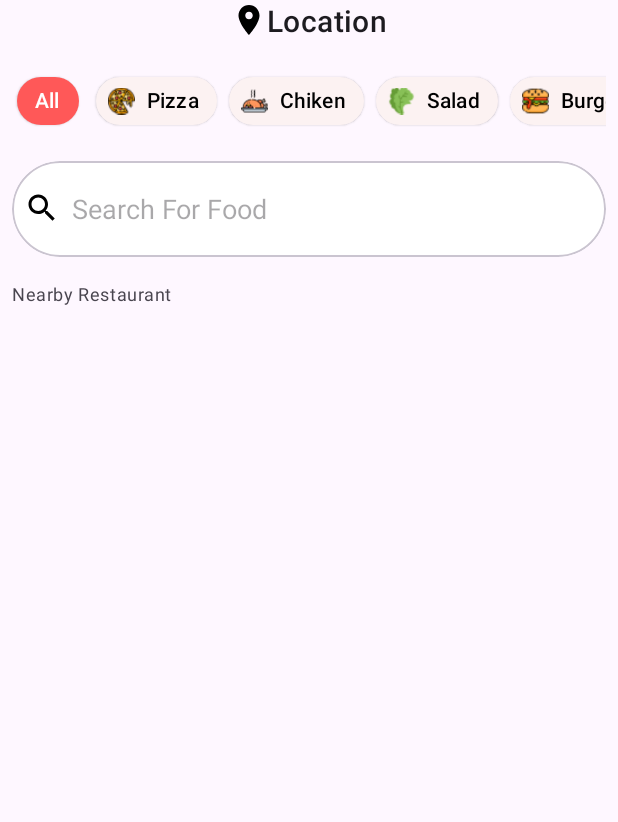
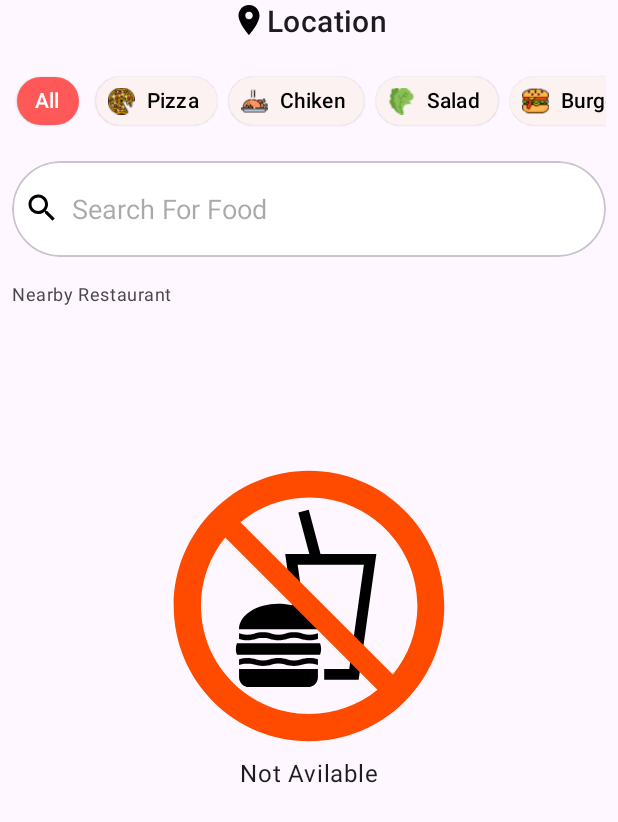
Before and after one commit to aiyu-ayaan/Food_App_IfStatic, an Android app: the layout layout_main.xml on its own in the app's theme, with its tools: preview values and no code run, on a phone screen of 412 x 824 dp. Shown: the top 822 px of the screen. Run offline under Robolectric (Android 15) with nearby library versions, the phone set to English and light mode, and no system bars.

Commit message:
Finalising Project

```diff
--- a/app/src/main/java/com/atech/foodapp/ui/MainViewModel.java
+++ b/app/src/main/java/com/atech/foodapp/ui/MainViewModel.java
@@ -11,6 +11,8 @@ import com.atech.foodapp.util.DataState;
 
 import java.util.List;
 
+import kotlinx.coroutines.flow.MutableSharedFlow;
+
 public class MainViewModel extends ViewModel {
 
     private final RestaurantRepository restaurantRepository;
@@ -19,6 +21,7 @@ public class MainViewModel extends ViewModel {
         restaurantRepository = new RestaurantRepository();
     }
 
+
     public LiveData<DataState<List<RestaurantModel>>> getRestaurants(
             Pair<Double, Double> location
     ) {
--- /dev/null
+++ b/app/src/main/res/drawable/ic_no_food_avilable.xml
@@ -0,0 +1,36 @@
+<vector xmlns:android="http://schemas.android.com/apk/res/android"
+    android:width="800dp"
+    android:height="800dp"
+    android:viewportWidth="60.601"
+    android:viewportHeight="60.601">
+  <path
+      android:pathData="m16.17,44.688c0,1.099 0.892,1.991 1.992,1.991l11.948,0c1.1,0 1.992,-0.892 1.992,-1.991l0,-1.66 -15.932,0 0,1.66"
+      android:fillColor="#000000"
+      android:strokeColor="#00000000"
+      android:fillType="nonZero"/>
+  <path
+      android:pathData="m32.627,19.803 l-2.375,-8.949 -2.115,0.566 2.226,8.382 -4.866,0 1.456,10.361c-0.876,-0.214 -1.825,-0.331 -2.818,-0.331 -4.401,0 -7.966,2.301 -7.966,5.142l15.932,0c0,-1.572 -1.092,-2.976 -2.813,-3.921l-1.274,-9.06 13.373,0 -2.956,21.034 -5.059,0 0,2.188 6.963,0 3.571,-25.413 -11.28,0"
+      android:fillColor="#000000"
+      android:strokeColor="#00000000"
+      android:fillType="nonZero"/>
+  <path
+      android:pathData="m20.991,36.703c0.47,0 0.924,0.07 1.315,0.205 0.553,0.195 1.186,0.299 1.83,0.299 0.645,0 1.28,-0.104 1.831,-0.299 0.391,-0.135 0.845,-0.205 1.315,-0.205 0.459,0 0.908,0.07 1.291,0.201 0.561,0.199 1.199,0.303 1.845,0.303 0.587,0 1.168,-0.085 1.684,-0.249l0,-1.165c-0.123,0.031 -0.241,0.066 -0.356,0.106 -0.398,0.14 -0.855,0.214 -1.327,0.214 -0.472,0 -0.935,-0.076 -1.344,-0.22 -0.548,-0.188 -1.168,-0.285 -1.793,-0.285 -0.64,0 -1.268,0.1 -1.817,0.291 -0.398,0.138 -0.856,0.214 -1.329,0.214 -0.471,0 -0.931,-0.076 -1.327,-0.214 -0.551,-0.191 -1.179,-0.291 -1.817,-0.291 -0.626,0 -1.246,0.097 -1.794,0.285 -0.407,0.144 -0.87,0.22 -1.342,0.22 -0.472,0 -0.931,-0.074 -1.329,-0.214 -0.115,-0.04 -0.234,-0.075 -0.356,-0.106l0,1.165c0.516,0.164 1.096,0.249 1.685,0.249 0.645,0 1.283,-0.104 1.844,-0.303 0.385,-0.131 0.834,-0.201 1.293,-0.201"
+      android:fillColor="#000000"
+      android:strokeColor="#00000000"
+      android:fillType="nonZero"/>
+  <path
+      android:pathData="m15.742,37.839c-0.14,0.36 -0.218,0.752 -0.218,1.163 0,0.41 0.078,0.801 0.218,1.163l16.788,0c0.139,-0.361 0.216,-0.752 0.216,-1.163 0,-0.41 -0.078,-0.803 -0.216,-1.163l-16.788,0"
+      android:fillColor="#000000"
+      android:strokeColor="#00000000"
+      android:fillType="nonZero"/>
+  <path
+      android:pathData="m17.854,41.892c0.474,0 0.936,0.075 1.344,0.22 0.548,0.186 1.168,0.284 1.793,0.284 0.639,0 1.268,-0.099 1.819,-0.291 0.396,-0.138 0.856,-0.213 1.327,-0.213 0.472,0 0.931,0.075 1.329,0.213 0.55,0.192 1.178,0.291 1.817,0.291 0.625,0 1.244,-0.097 1.793,-0.284 0.409,-0.145 0.871,-0.22 1.344,-0.22 0.472,0 0.93,0.072 1.327,0.213 0.115,0.04 0.234,0.076 0.356,0.106l0,-1.165c-0.516,-0.164 -1.096,-0.251 -1.684,-0.251 -0.647,0 -1.285,0.108 -1.845,0.306 -0.384,0.13 -0.832,0.201 -1.291,0.201 -0.471,0 -0.925,-0.071 -1.315,-0.206 -0.553,-0.194 -1.188,-0.299 -1.831,-0.299 -0.644,0 -1.279,0.105 -1.83,0.299 -0.391,0.135 -0.845,0.206 -1.316,0.206 -0.458,0 -0.906,-0.071 -1.291,-0.201 -0.561,-0.199 -1.199,-0.306 -1.845,-0.306 -0.589,0 -1.168,0.087 -1.686,0.251l0,1.165c0.124,-0.03 0.243,-0.066 0.357,-0.106 0.399,-0.14 0.856,-0.213 1.329,-0.213"
+      android:fillColor="#000000"
+      android:strokeColor="#00000000"
+      android:fillType="nonZero"/>
+  <path
+      android:pathData="m47.236,44.138 l-30.775,-30.771c3.775,-3.108 8.614,-4.974 13.884,-4.974 12.071,0 21.861,9.788 21.861,21.864 0,5.271 -1.866,10.108 -4.97,13.881zM30.345,52.122c-12.076,0 -21.865,-9.788 -21.865,-21.865 0,-5.227 1.838,-10.025 4.899,-13.788l30.754,30.75c-3.761,3.063 -8.56,4.903 -13.788,4.903zM30.301,2.971c-15.094,0 -27.33,12.236 -27.33,27.331 0,15.092 12.236,27.329 27.33,27.329 15.092,0 27.329,-12.236 27.329,-27.329 0,-15.095 -12.236,-27.331 -27.329,-27.331"
+      android:fillColor="#ff4b00"
+      android:strokeColor="#00000000"
+      android:fillType="nonZero"/>
+</vector>
--- a/app/src/main/res/layout/layout_main.xml
+++ b/app/src/main/res/layout/layout_main.xml
@@ -24,6 +24,7 @@
         tools:ignore="UselessParent">
 
         <com.google.android.material.chip.ChipGroup
+            android:id="@+id/chipGroup"
             android:layout_width="wrap_content"
             android:layout_height="wrap_content"
             app:singleLine="true"
@@ -121,6 +122,7 @@
                 android:src="@drawable/baseline_search_24" />
 
             <EditText
+                android:id="@+id/editTextSearch"
                 android:layout_width="match_parent"
                 android:layout_height="wrap_content"
                 android:layout_marginStart="8dp"
@@ -141,8 +143,35 @@
         android:text="@string/nearby_restaurants"
         android:textAppearance="?attr/textAppearanceBodySmall" />
 
-    <androidx.recyclerview.widget.RecyclerView
-        android:id="@+id/recyclerView"
+    <RelativeLayout
         android:layout_width="match_parent"
-        android:layout_height="match_parent" />
+        android:layout_height="match_parent">
+
+        <LinearLayout
+            android:id="@+id/linearLayoutNoData"
+            android:layout_width="wrap_content"
+            android:layout_height="wrap_content"
+            android:layout_centerHorizontal="true"
+            android:layout_marginTop="100dp"
+            android:gravity="center"
+            android:orientation="vertical">
+
+            <ImageView
+                android:layout_width="200dp"
+                android:layout_height="200dp"
+                android:importantForAccessibility="no"
+                android:src="@drawable/ic_no_food_avilable" />
+
+            <TextView
+                android:layout_width="wrap_content"
+                android:layout_height="wrap_content"
+                android:text="@string/no_food_available"
+                android:textAppearance="?attr/textAppearanceBodyLarge" />
+        </LinearLayout>
+
+        <androidx.recyclerview.widget.RecyclerView
+            android:id="@+id/recyclerView"
+            android:layout_width="match_parent"
+            android:layout_height="match_parent" />
+    </RelativeLayout>
 </LinearLayout>
--- a/app/src/main/res/values/strings.xml
+++ b/app/src/main/res/values/strings.xml
@@ -12,4 +12,5 @@
     <string name="All">All</string>
     <string name="search">Search For Food</string>
     <string name="nearby_restaurants">Nearby Restaurant</string>
+    <string name="no_food_available">Not Avilable</string>
 </resources>
```
Also changed, not shown: app/src/main/java/com/atech/foodapp/data/location/LocationClient.java (+6 -1 lines), app/src/main/java/com/atech/foodapp/ui/MainActivity.java (+94 -2 lines).
